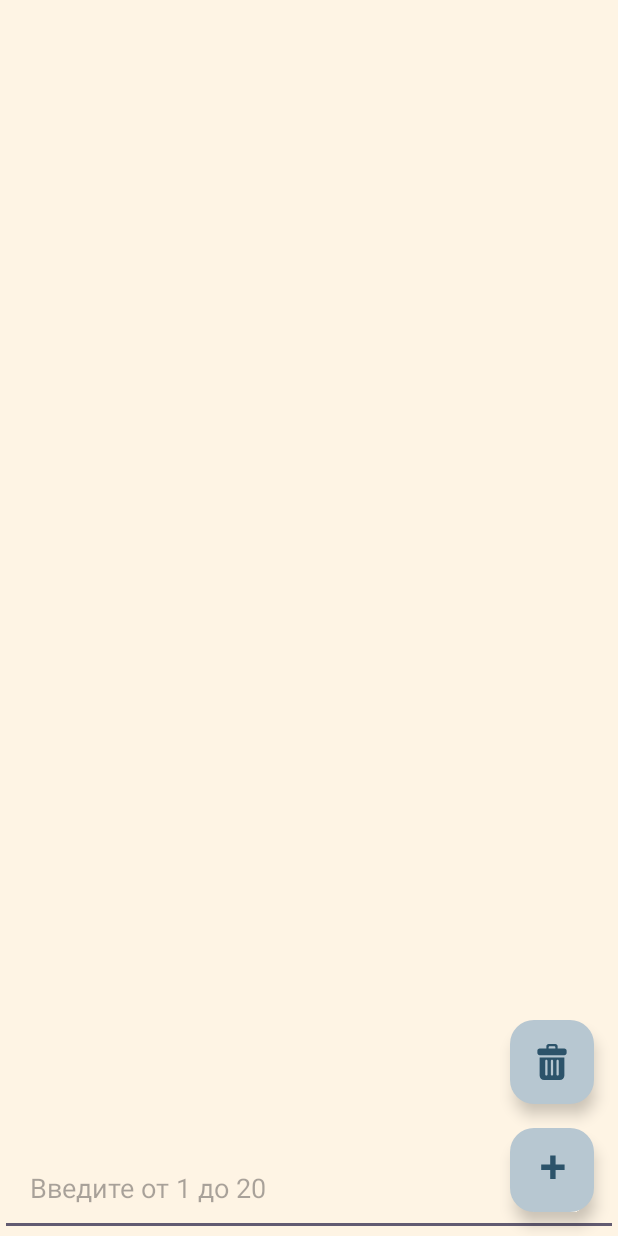
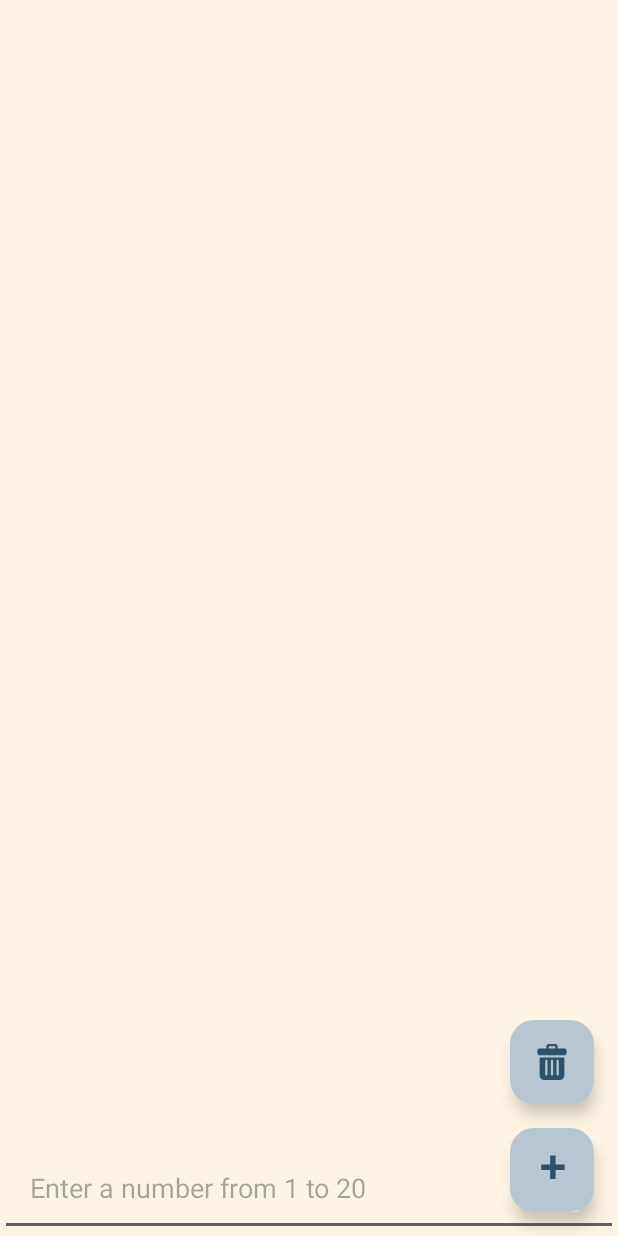
Before and after one commit to LenaMishanina/shift-android-task, an Android app: the screen it shows after launch (MainActivity), after a tap on an icon or button, on a phone screen of 412 x 824 dp. Run offline under Robolectric (Android 15) with nearby library versions, the light colour scheme and no system bars; our stand-ins replace Picasso; pictures from the network do not load; 1 other tap on this screen came first.

Commit message:
english translation of toasts & hint

```diff
--- a/app/src/main/java/com/task/shiftapp/MainActivity.kt
+++ b/app/src/main/java/com/task/shiftapp/MainActivity.kt
@@ -67,7 +67,7 @@ class MainActivity : AppCompatActivity() {
     private fun setupClickListeners() = with(binding) {
         btnAddUsers.setOnClickListener {
             if (users.size >= 100) {
-                Toast.makeText(this@MainActivity, "Список полон", Toast.LENGTH_SHORT).show()
+                Toast.makeText(this@MainActivity, resources.getString(R.string.list_is_full), Toast.LENGTH_SHORT).show()
             } else if (isAddPressed) {
                 val count = edUserCount.text.toString().toIntOrNull() ?: 1
                 if (count in 1..20) {
@@ -103,7 +103,7 @@ class MainActivity : AppCompatActivity() {
                 }
             } catch (e: Exception) {
                 withContext(Dispatchers.Main) {
-                    Toast.makeText(this@MainActivity, "Error: ${e.message}", Toast.LENGTH_SHORT).show()
+                    Toast.makeText(this@MainActivity, resources.getString(R.string.error_upload_data), Toast.LENGTH_SHORT).show()
                 }
             }
         }
@@ -115,7 +115,7 @@ class MainActivity : AppCompatActivity() {
             adapter.submitList(emptyList())
             saveUsers()
         } else {
-            Toast.makeText(this, "Список пуст", Toast.LENGTH_SHORT).show()
+            Toast.makeText(this, resources.getString(R.string.list_is_empty), Toast.LENGTH_SHORT).show()
         }
     }
 
--- a/app/src/main/java/com/task/shiftapp/ProfileActivity.kt
+++ b/app/src/main/java/com/task/shiftapp/ProfileActivity.kt
@@ -24,7 +24,7 @@ class ProfileActivity : AppCompatActivity() {
         val user = getUserFromIntent()
 
         if (user == null) {
-            Toast.makeText(this@ProfileActivity, "Пользователей не найден", Toast.LENGTH_SHORT).show()
+            Toast.makeText(this@ProfileActivity, resources.getString(R.string.error_upload_data), Toast.LENGTH_SHORT).show()
             finish()
             return
         }
@@ -47,7 +47,7 @@ class ProfileActivity : AppCompatActivity() {
         tvGender.text = user.gender
         tvPhone.text = user.phone
         tvEmail.text = user.email
-        val age = "${user.dob.age} years old"
+        val age = "${user.dob.age} ${resources.getString(R.string.age_end)}"
         tvAge.text = age
         tvDoB.text = formatDate(user.dob.date)
         tvStreet.text = user.location.street.toString()
--- a/app/src/main/res/layout/activity_main.xml
+++ b/app/src/main/res/layout/activity_main.xml
@@ -25,7 +25,7 @@
         android:id="@+id/edUserCount"
         android:layout_width="match_parent"
         android:layout_height="wrap_content"
-        android:hint="Введите от 1 до 20"
+        android:hint="@string/enter_user_count"
         android:inputType="number"
         android:padding="20dp"
         android:visibility="gone"
--- a/app/src/main/res/values/strings.xml
+++ b/app/src/main/res/values/strings.xml
@@ -1,3 +1,8 @@
 <resources>
     <string name="app_name">ShiftApp</string>
+    <string name="enter_user_count">Enter a number from 1 to 20</string>
+    <string name="list_is_full">The list of users is full</string>
+    <string name="list_is_empty">The list of users is full</string>
+    <string name="age_end">years old</string>
+    <string name="error_upload_data">Error: uploading data</string>
 </resources>
```
